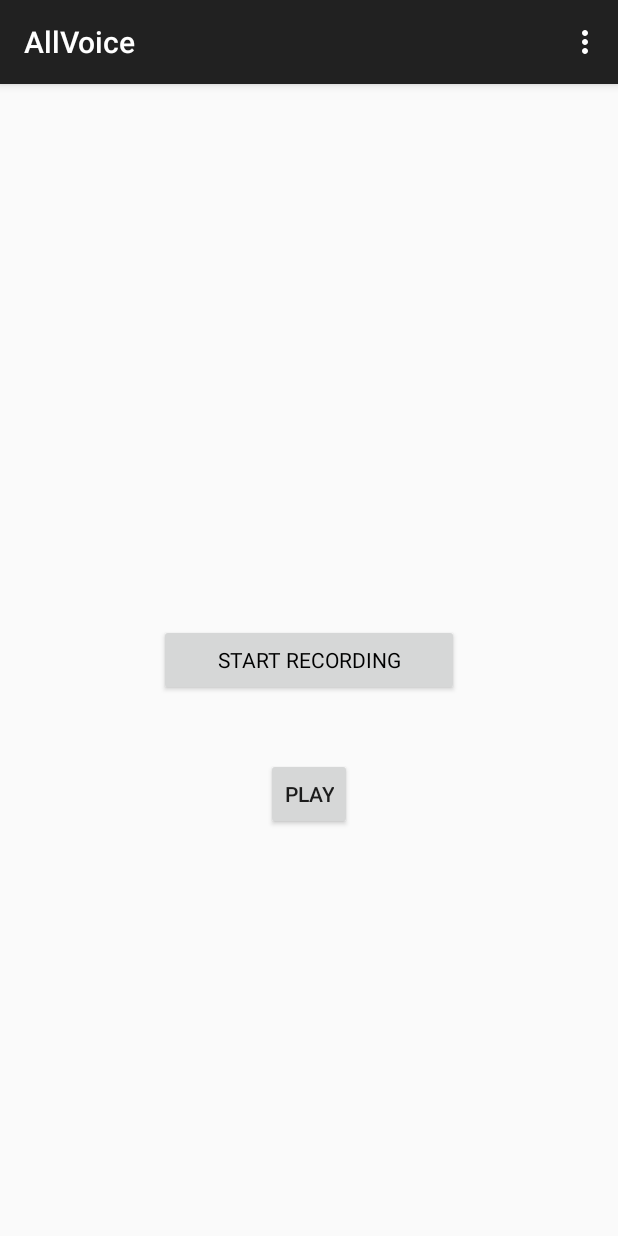
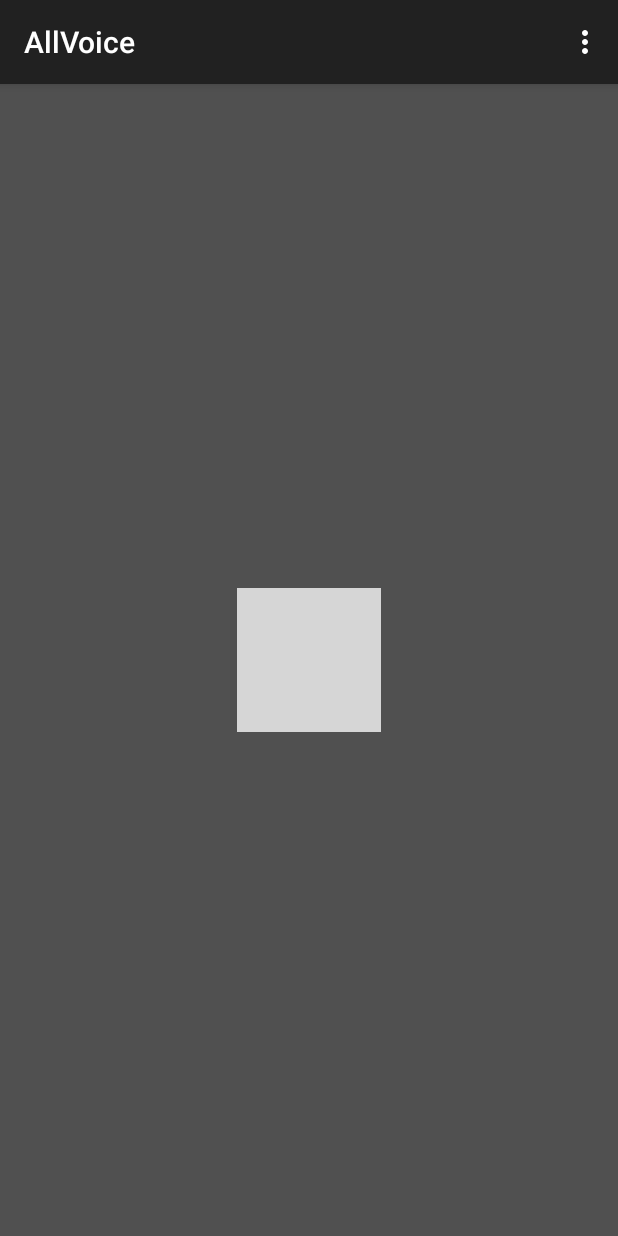
Before and after one commit to pmauldin/AllVoice, an Android app: the screen it shows after launch (MainActivity), in the options menu, after a tap on "Settings", on a phone screen of 412 x 824 dp. Run offline under Robolectric (Android 15) with nearby library versions, the phone set to English and light mode, and no system bars; grey boxes are pictures that could not be loaded.

Commit message:
Changed record button to type ImageButton

```diff
--- a/AllVoice/app/src/main/java/me/pmauldin/allvoice/MainActivity.java
+++ b/AllVoice/app/src/main/java/me/pmauldin/allvoice/MainActivity.java
@@ -1,7 +1,5 @@
 package me.pmauldin.allvoice;
 
-import android.graphics.Color;
-import android.graphics.Typeface;
 import android.os.Environment;
 import android.support.v7.app.ActionBarActivity;
 import android.os.Bundle;
@@ -12,6 +10,8 @@ import android.widget.Button;
 import android.media.MediaRecorder;
 import android.media.MediaPlayer;
 import android.util.Log;
+import android.widget.ImageButton;
+import android.widget.PopupWindow;
 
 import java.io.File;
 import java.io.IOException;
@@ -57,7 +57,8 @@ public class MainActivity extends ActionBarActivity {
 
         recorder = new MediaRecorder();
 
-        final Button recordButton = (Button) findViewById(R.id.record);
+//        final Button recordButton = (Button) findViewById(R.id.record);
+        final ImageButton recordButton = (ImageButton) findViewById(R.id.blueButton);
         final Button playButton = (Button) findViewById(R.id.play);
         playButton.setVisibility(View.INVISIBLE);
 
@@ -76,18 +77,20 @@ public class MainActivity extends ActionBarActivity {
                 new Button.OnClickListener(){
                     public void onClick(View v) {
                         if(recording) {
-                            recordButton.setText("Start Recording");
-                            recordButton.setTypeface(null, Typeface.NORMAL);
-                            recordButton.setTextColor(Color.BLACK);
+//                            recordButton.setText("Start Recording");
+//                            recordButton.setTypeface(null, Typeface.NORMAL);
+//                            recordButton.setTextColor(Color.BLACK);
+                            recordButton.setImageResource(R.drawable.bluebutton);
                             // STOP RECORDING //
                             recorder.stop();
                             recorder.reset();
                             playButton.setVisibility(View.VISIBLE);
 
                         } else {
-                            recordButton.setText("Stop Recording");
-                            recordButton.setTypeface(null, Typeface.BOLD);
-                            recordButton.setTextColor(Color.RED);
+//                            recordButton.setText("Stop Recording");
+//                            recordButton.setTypeface(null, Typeface.BOLD);
+//                            recordButton.setTextColor(Color.RED);
+                              recordButton.setImageResource(R.drawable.redbutton);
                             // START RECORDING //
                             try {
                                 recorder.setAudioSource(MediaRecorder.AudioSource.MIC);
--- a/AllVoice/app/src/main/res/layout/activity_main.xml
+++ b/AllVoice/app/src/main/res/layout/activity_main.xml
@@ -3,24 +3,37 @@
     android:layout_height="match_parent" android:paddingLeft="@dimen/activity_horizontal_margin"
     android:paddingRight="@dimen/activity_horizontal_margin"
     android:paddingTop="@dimen/activity_vertical_margin"
-    android:paddingBottom="@dimen/activity_vertical_margin" tools:context=".MainActivity">
-
-    <Button
-        android:layout_width="200dp"
-        android:layout_height="wrap_content"
-        android:text="@string/StartRecording"
-        android:id="@+id/record"
-        android:layout_centerVertical="true"
-        android:layout_centerHorizontal="true" />
+    android:paddingBottom="@dimen/activity_vertical_margin" tools:context=".MainActivity"
+    android:background="#505050">
 
     <Button
         style="?android:attr/buttonStyleSmall"
         android:layout_width="wrap_content"
         android:layout_height="wrap_content"
         android:text="Play"
+        android:layout_below="@+id/blueButton"
         android:id="@+id/play"
-        android:layout_below="@+id/record"
         android:layout_centerHorizontal="true"
-        android:layout_marginTop="41dp" />
+        android:layout_marginTop="5dp"
+        android:layout_centerVertical="true" />
+
+    <ImageButton
+        android:layout_width="wrap_content"
+        android:layout_height="wrap_content"
+        android:id="@+id/blueButton"
+        android:background="@null"
+        android:layout_centerVertical="true"
+        android:layout_centerHorizontal="true"
+        android:src="@drawable/bluebutton" />
+
+    <ImageButton
+        android:layout_width="wrap_content"
+        android:layout_height="wrap_content"
+        android:id="@+id/redButton"
+        android:background="@null"
+        android:layout_centerVertical="true"
+        android:layout_centerHorizontal="true"
+        android:visibility="invisible"
+        android:src="@drawable/redbutton" />
 
 </RelativeLayout>
```
